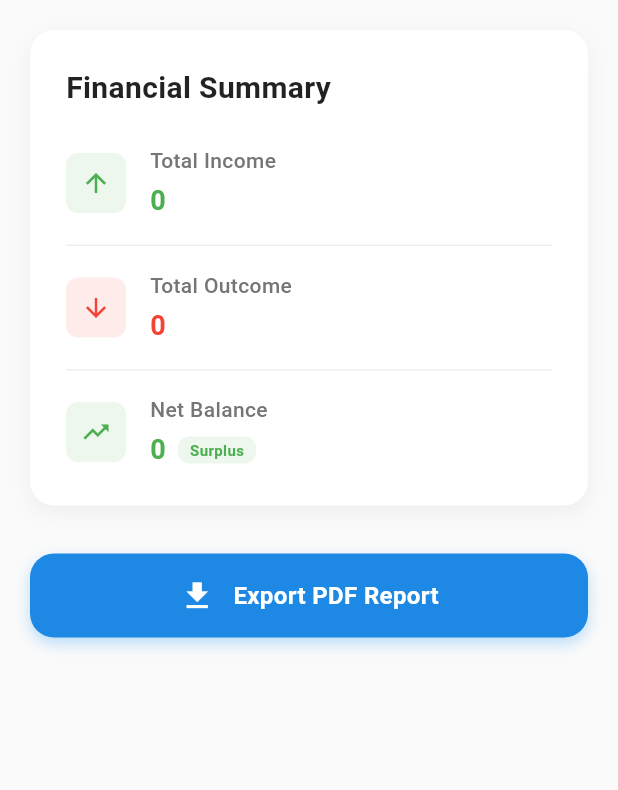
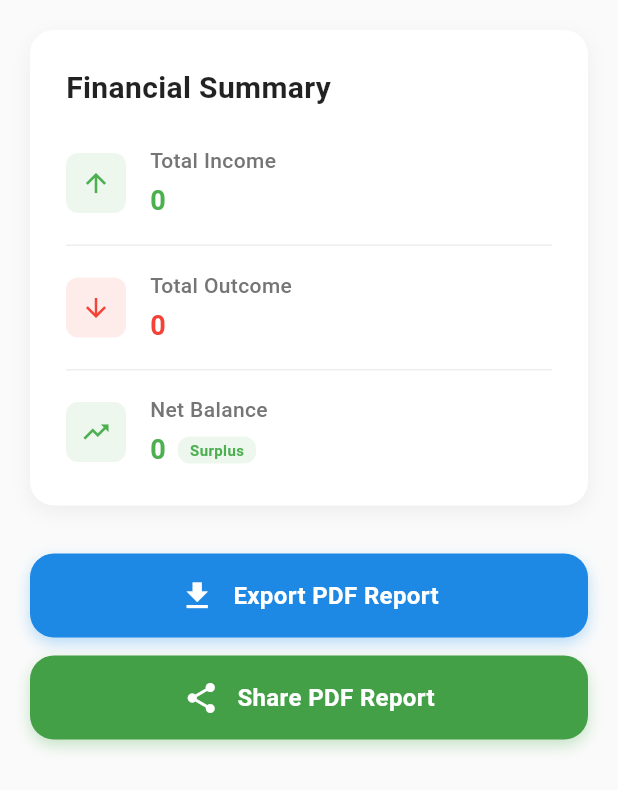
Before and after one commit to Pilotx1992/alkhazna, a Flutter app: the BalanceScreen screen opened directly with empty values, on a phone screen of 412 x 824 dp. Shown: the top 790 px of the screen. Run offline on Flutter 3.47's test engine with Material 3 defaults, Android fonts, the phone set to English and light mode, and no system bars; our stand-ins replace connectivity_plus, device_info_plus, flutter_local_notifications, flutter_secure_storage, google_sign_in, googleapis_auth and 9 more; missing offline and left inert: cryptography, googleapis, workmanager; accounts and stored records are empty; Roboto replaces fonts that are missing (Cairo).

Commit message:
feat: add PDF share functionality to balance screen
Added share button under export PDF button allowing direct PDF sharing:
- New shareComprehensiveReport method in PdfService for PDF sharing
- Share button component with green styling and confirmation dialog
- Maintains consistent UI with existing export functionality

🤖 Generated with [Claude Code](https://claude.ai/code)

Co-Authored-By: Claude <noreply@anthropic.com>

```diff
--- a/lib/screens/balance_screen.dart
+++ b/lib/screens/balance_screen.dart
@@ -126,6 +126,42 @@ class _BalanceScreenState extends State<BalanceScreen>
     }
   }
 
+  Future<void> _sharePdf() async {
+    final confirmed = await _showConfirmDialog(
+      'Share PDF Report',
+      'Generate and share PDF report for ${widget.month} ${widget.year}?',
+      'Share',
+    );
+
+    if (!confirmed) return;
+
+    try {
+      final incomeEntries =
+          await _storageService.getIncomeEntries(widget.month, widget.year);
+      final outcomeEntries =
+          await _storageService.getOutcomeEntries(widget.month, widget.year);
+      await PdfService.shareComprehensiveReport(
+        month: widget.month,
+        year: widget.year,
+        incomeEntries: incomeEntries,
+        outcomeEntries: outcomeEntries,
+      );
+      if (mounted) {
+        ScaffoldMessenger.of(context).showSnackBar(
+          const SnackBar(content: Text('PDF shared successfully!')),
+        );
+      }
+    } catch (e) {
+      if (mounted) {
+        ScaffoldMessenger.of(context).showSnackBar(
+          const SnackBar(
+              content: Text('Failed to share PDF'),
+              backgroundColor: Colors.red),
+        );
+      }
+    }
+  }
+
   Future<bool> _showConfirmDialog(
       String title, String message, String confirmText) async {
     final result = await showDialog<bool>(
@@ -169,6 +205,10 @@ class _BalanceScreenState extends State<BalanceScreen>
 
         // Export Button
         _buildSimpleExportButton(),
+        const SizedBox(height: 12),
+
+        // Share Button
+        _buildShareButton(),
         const SizedBox(height: 20),
       ],
     );
@@ -373,6 +413,52 @@ class _BalanceScreenState extends State<BalanceScreen>
     );
   }
 
+  Widget _buildShareButton() {
+    return Container(
+      width: double.infinity,
+      height: 56,
+      decoration: BoxDecoration(
+        color: Colors.green.shade600,
+        borderRadius: BorderRadius.circular(16),
+        boxShadow: [
+          BoxShadow(
+            color: Colors.green.withAlpha((255 * 0.3).round()),
+            blurRadius: 8,
+            offset: const Offset(0, 4),
+          ),
+        ],
+      ),
+      child: Material(
+        color: Colors.transparent,
+        child: InkWell(
+          onTap: _sharePdf,
+          borderRadius: BorderRadius.circular(16),
+          child: const Center(
+            child: Row(
+              mainAxisAlignment: MainAxisAlignment.center,
+              children: [
+                Icon(
+                  Icons.share,
+                  color: Colors.white,
+                  size: 24,
+                ),
+                SizedBox(width: 12),
+                Text(
+                  'Share PDF Report',
+                  style: TextStyle(
+                    color: Colors.white,
+                    fontSize: 16,
+                    fontWeight: FontWeight.w600,
+                  ),
+                ),
+              ],
+            ),
+          ),
+        ),
+      ),
+    );
+  }
+
   @override
   Widget build(BuildContext context) {
     return Scaffold(
```
Also changed, not shown: lib/services/pdf_service.dart (+48 -0 lines).
